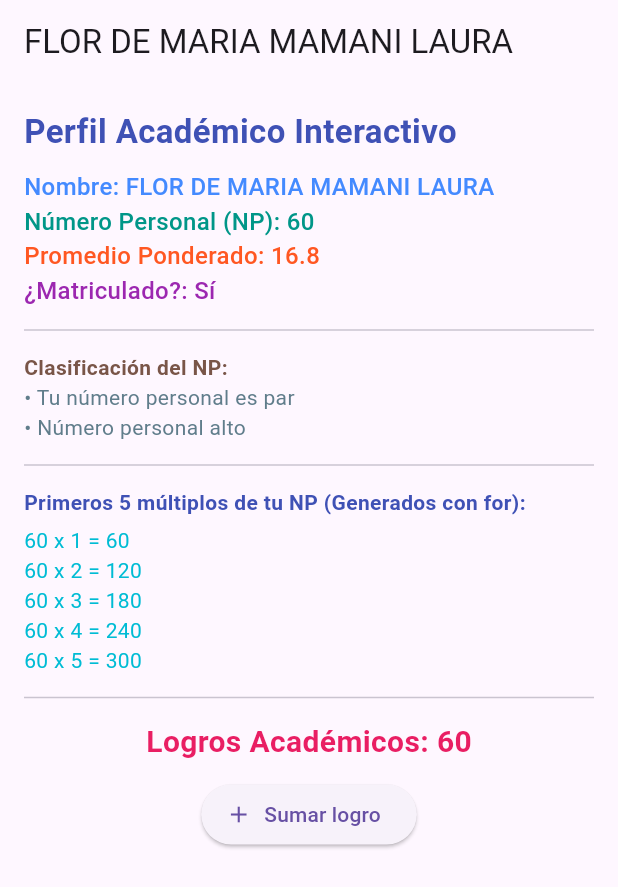
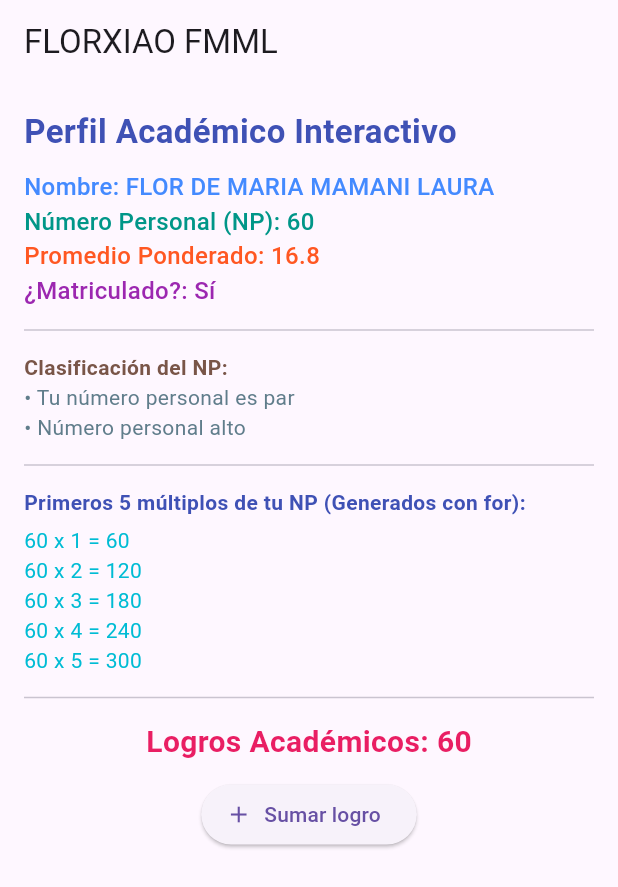
Before and after one commit to florxiao-hue/p_movil_2026_2_FMML, a Flutter app: the screen it shows after launch, on a phone screen of 412 x 824 dp. Shown: the top 887 px of the screen. Run offline on Flutter 3.47's test engine with Material 3 defaults, Android fonts, the phone set to English and light mode, and no system bars.

Commit message:
feat: actualizar titulo de la appBar

```diff
--- a/lib/main.dart
+++ b/lib/main.dart
@@ -66,7 +66,7 @@ class _PerfilHomeState extends State<PerfilHome> {
 
     return Scaffold(
       appBar: AppBar(
-        title: Text(widget.nombreCompleto),
+        title: Text('FLORXIAO FMML'),
       ),
       body: SingleChildScrollView(
         padding: const EdgeInsets.all(16.0),
```
